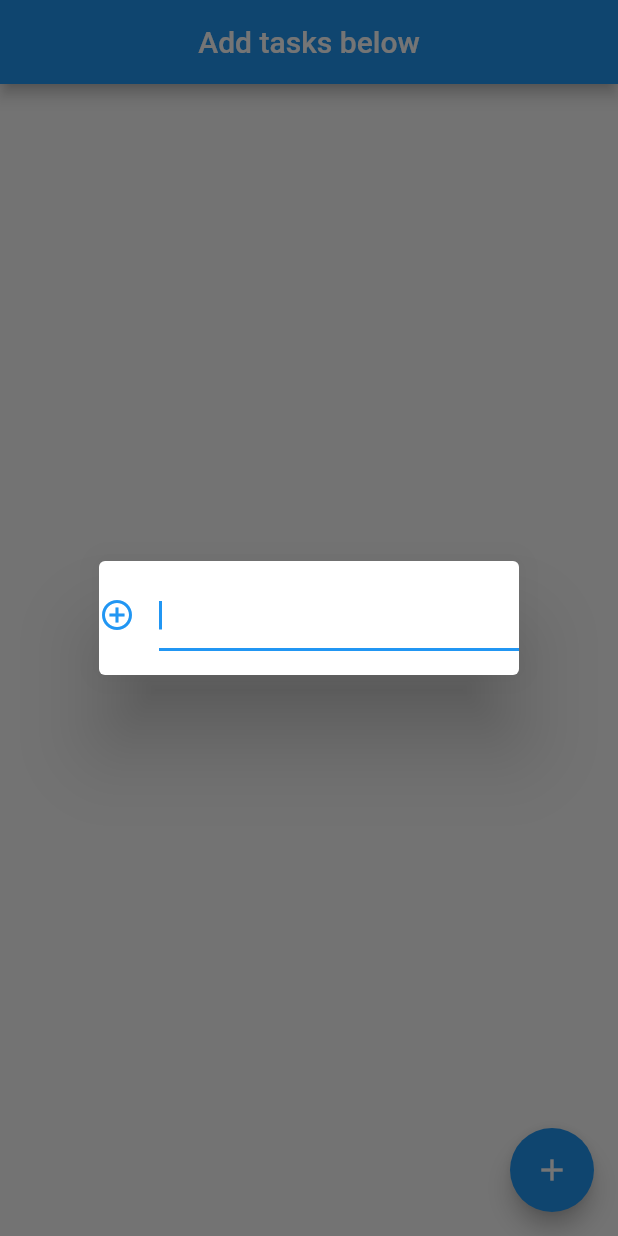
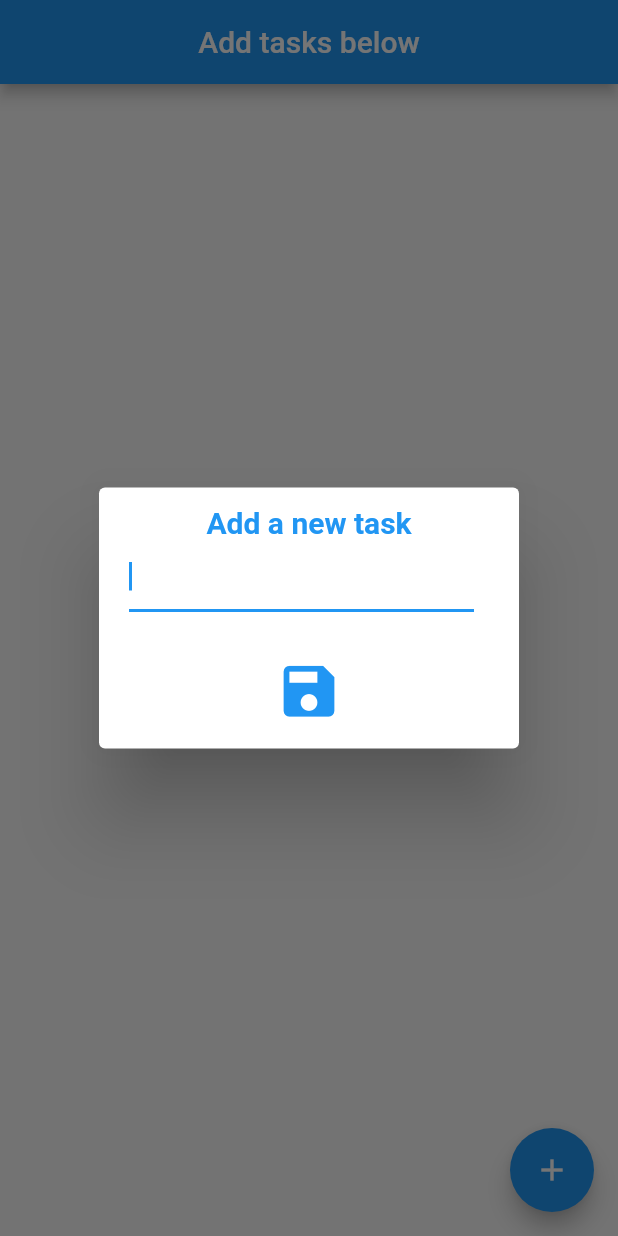
Before and after one commit to miguelsarriasalesians/flutter_sqlite, a Flutter app: the screen it shows after launch, after a tap on the "add" icon, on a phone screen of 412 x 824 dp. Run offline on Flutter 3.47's test engine with Material 2 defaults, Android fonts, the phone set to English and light mode, and no system bars; our stand-ins replace animate_do, sqflite; accounts and stored records are empty.

Commit message:
Rediseñado Add Task Dialog

```diff
--- a/lib/main.dart
+++ b/lib/main.dart
@@ -1,3 +1,4 @@
+import 'package:animate_do/animate_do.dart';
 import 'package:flutter/material.dart';
 import 'package:sqlite_tutorial/database.dart';
 
@@ -31,6 +32,7 @@ class MyHomePage extends StatefulWidget {
 
 class _MyHomePageState extends State<MyHomePage> {
   TaskDataBase db = TaskDataBase();
+  String newTaskText = "";
 
   @override
   Widget build(BuildContext context) {
@@ -65,21 +67,43 @@ class _MyHomePageState extends State<MyHomePage> {
       builder: (context) {
         return SimpleDialog(
           children: [
-            TextField(
-              autofocus: true,
-              decoration: InputDecoration(
-                icon: Icon(Icons.add_circle_outline),
+            Center(
+                child: Text(
+              'Add a new task',
+              style: TextStyle(
+                  fontSize: 20,
+                  fontWeight: FontWeight.bold,
+                  color: Colors.blue),
+            )),
+            Container(
+              margin: EdgeInsets.fromLTRB(20, 0, 30, 30),
+              child: TextField(
+                autofocus: true,
+                onChanged: (text) {
+                  newTaskText = text;
+                },
               ),
-              onSubmitted: (text) {
-                var task = Task(null, text, false);
-                //No aparecía por esto, AAAAAAAAAAAAAAAAAAAAAAAAAAH!!!
-                setState(() {
-                  db.insert(task);
-                });
-
+            ),
+            InkWell(
+              onTap: () {
+                if (newTaskText.length > 0) {
+                  var task = Task(null, newTaskText, false);
+                  setState(() {
+                    db.insert(task);
+                  });
+                }
+                newTaskText = "";
                 Navigator.pop(context);
               },
-            )
+              child: Pulse(
+                infinite: true,
+                child: Icon(
+                  Icons.save,
+                  color: Colors.blue,
+                  size: 45,
+                ),
+              ),
+            ),
           ],
         );
       },
@@ -128,7 +152,7 @@ class _MyHomePageState extends State<MyHomePage> {
           );
         } else {
           return Center(
-            child: Text('Add a Task'),
+            child: Text(''),
           );
         }
       },
--- a/pubspec.yaml
+++ b/pubspec.yaml
@@ -29,7 +29,7 @@ dependencies:
   # Use with the CupertinoIcons class for iOS style icons.
   cupertino_icons: ^1.0.0
   sqflite: ^1.1.6
-
+  animate_do: ^1.7.5
 dev_dependencies:
   flutter_test:
     sdk: flutter
```
Also changed, not shown: pubspec.lock.
